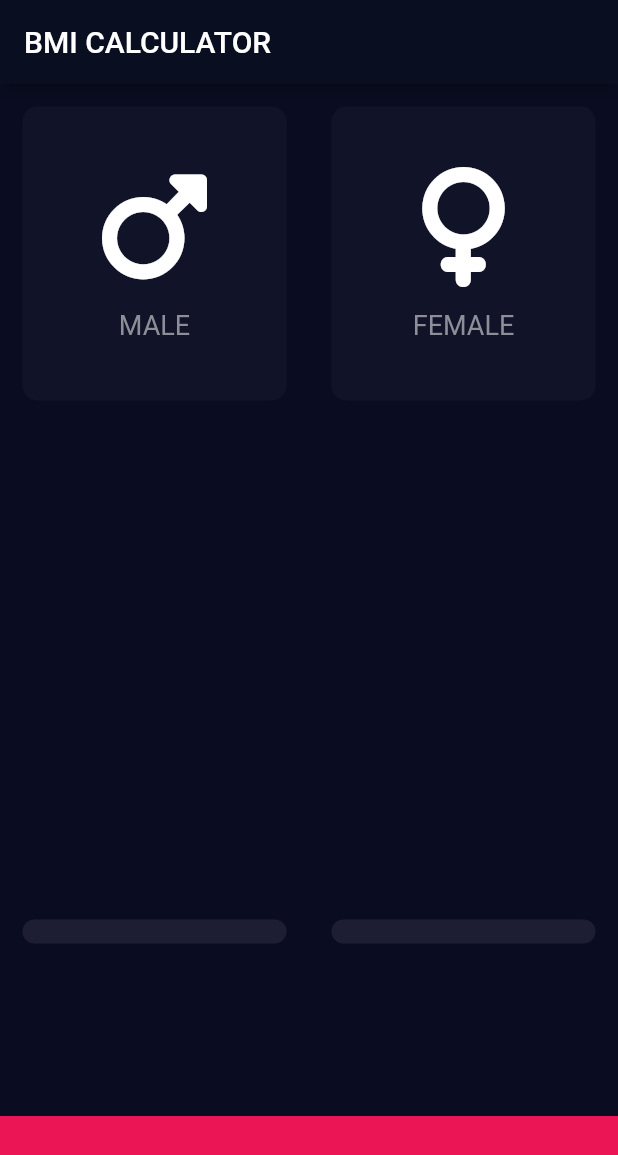
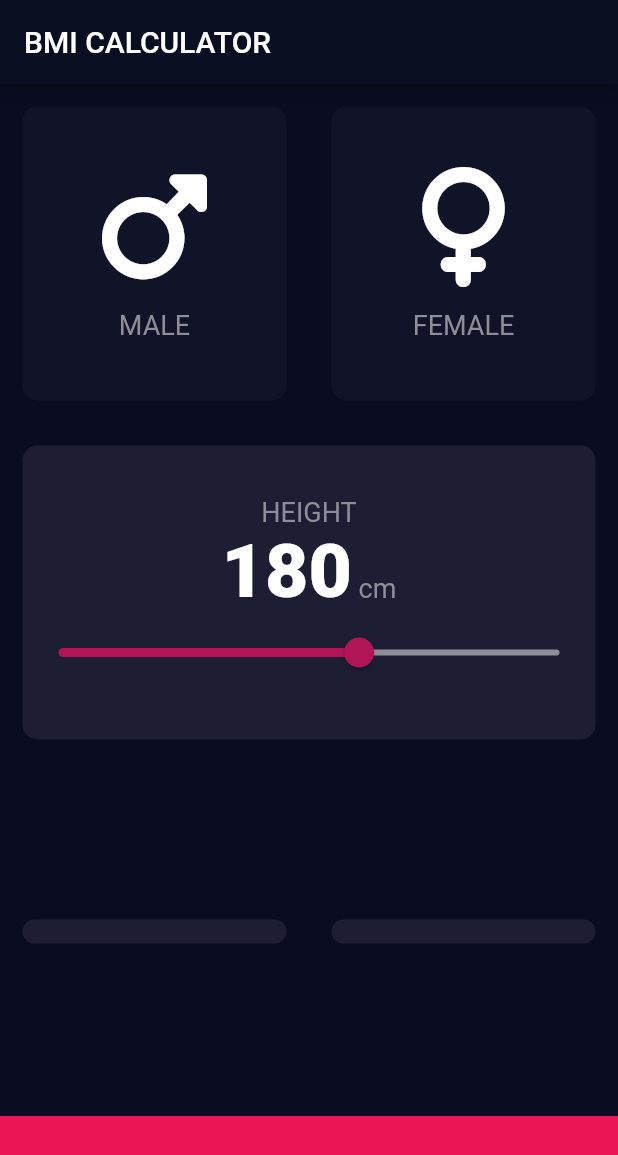
Before and after one commit to MateuszPatrzalek/bmi-calculator, a Flutter app: the screen it shows after launch, on a phone screen of 412 x 824 dp. Shown: the top 1155 px of the screen. Run offline on Flutter 3.47's test engine with Material 2 defaults, Android fonts, the phone set to English and light mode, and no system bars; our stand-ins replace font_awesome_flutter.

Commit message:
added slider widget with states

```diff
--- /dev/null
+++ b/lib/constants.dart
@@ -0,0 +1,16 @@
+import 'package:flutter/material.dart';
+
+const kBottomContainerHeight = 80.0;
+const kActiveCardColor = Color(0xFF1D1E33);
+const kBottomContainerColor = Color(0xFFEB1555);
+const kInactiveCardColor = Color(0xFF111328);
+
+const kLabelTextStyle = TextStyle(
+  fontSize: 18.0,
+  color: Color(0xFF8D8E98),
+);
+
+const kNumberTextStyle = TextStyle(
+  fontSize: 50.0,
+  fontWeight: FontWeight.w900
+);
--- a/lib/icon_content.dart
+++ b/lib/icon_content.dart
@@ -1,4 +1,5 @@
 import 'package:flutter/material.dart';
+import 'constants.dart';
 
 class IconContent extends StatelessWidget {
 
@@ -21,8 +22,7 @@ class IconContent extends StatelessWidget {
         ),
         Text(
           gender,
-          style: TextStyle(
-              fontSize: 18.0, color: Color(0xFF8D8E98)),
+          style: kLabelTextStyle,
         ),
       ],
     );
--- a/lib/input_page.dart
+++ b/lib/input_page.dart
@@ -2,11 +2,7 @@ import 'package:flutter/material.dart';
 import 'package:font_awesome_flutter/font_awesome_flutter.dart';
 import 'icon_content.dart';
 import 'reusable_card.dart';
-
-const bottomContainerHeight = 80.0;
-const activeCardColor = Color(0xFF1D1E33);
-const bottomContainerColor = Color(0xFFEB1555);
-const inactiveCardColor = Color(0xFF111328);
+import 'constants.dart';
 
 enum Gender { male, female }
 
@@ -17,6 +13,7 @@ class InputPage extends StatefulWidget {
 
 class _InputPageState extends State<InputPage> {
   Gender? selectedGender;
+  int height = 180;
 
   @override
   Widget build(BuildContext context) {
@@ -25,6 +22,7 @@ class _InputPageState extends State<InputPage> {
         title: Text('BMI CALCULATOR'),
       ),
       body: Column(
+        crossAxisAlignment: CrossAxisAlignment.stretch,
         children: [
           Expanded(
             child: Row(
@@ -37,8 +35,8 @@ class _InputPageState extends State<InputPage> {
                         });
                       },
                       color: selectedGender == Gender.male
-                          ? activeCardColor
-                          : inactiveCardColor,
+                          ? kActiveCardColor
+                          : kInactiveCardColor,
                       cardChild: IconContent(
                         icon: FontAwesomeIcons.mars,
                         gender: 'MALE',
@@ -52,8 +50,8 @@ class _InputPageState extends State<InputPage> {
                       });
                     },
                     color: selectedGender == Gender.female
-                        ? activeCardColor
-                        : inactiveCardColor,
+                        ? kActiveCardColor
+                        : kInactiveCardColor,
                     cardChild: IconContent(
                         icon: FontAwesomeIcons.venus, gender: 'FEMALE'),
                   ),
@@ -64,8 +62,37 @@ class _InputPageState extends State<InputPage> {
           Expanded(
             child: ReusableCard(
               onPress: () {},
-              color: activeCardColor,
-              cardChild: Text(''),
+              color: kActiveCardColor,
+              cardChild: Column(
+                mainAxisAlignment: MainAxisAlignment.center,
+                children: [
+                  Text('HEIGHT',
+                    style: kLabelTextStyle),
+                  Row(
+                    mainAxisAlignment: MainAxisAlignment.center,
+                    crossAxisAlignment: CrossAxisAlignment.baseline,
+                    textBaseline: TextBaseline.alphabetic,
+                    children: [
+                      Text(height.toString(),
+                          style: kNumberTextStyle
+                      ),
+                      Text(' cm', style: kLabelTextStyle)
+                    ],
+                  ),
+                  Slider(
+                      value: height.toDouble(),
+                      min: 120.0,
+                      max: 220.0,
+                      activeColor: Color(0xFFEB11555),
+                      inactiveColor: Color(0xFF8D8E98),
+                      onChanged: (double newValue) {
+                        setState(() {
+                          height = newValue.round();
+                        });
+                      },
+                  ),
+                ],
+              ),
             ),
           ),
           Expanded(
@@ -74,14 +101,14 @@ class _InputPageState extends State<InputPage> {
                 Expanded(
                   child: ReusableCard(
                     onPress: () {},
-                    color: activeCardColor,
+                    color: kActiveCardColor,
                     cardChild: Text(''),
                   ),
                 ),
                 Expanded(
                   child: ReusableCard(
                     onPress: () {},
-                    color: activeCardColor,
+                    color: kActiveCardColor,
                     cardChild: Text(''),
                   ),
                 ),
@@ -89,10 +116,10 @@ class _InputPageState extends State<InputPage> {
             ),
           ),
           Container(
-            color: bottomContainerColor,
+            color: kBottomContainerColor,
             margin: EdgeInsets.only(top: 10.0),
             width: double.infinity,
-            height: bottomContainerHeight,
+            height: kBottomContainerHeight,
           ),
         ],
       ),
```
